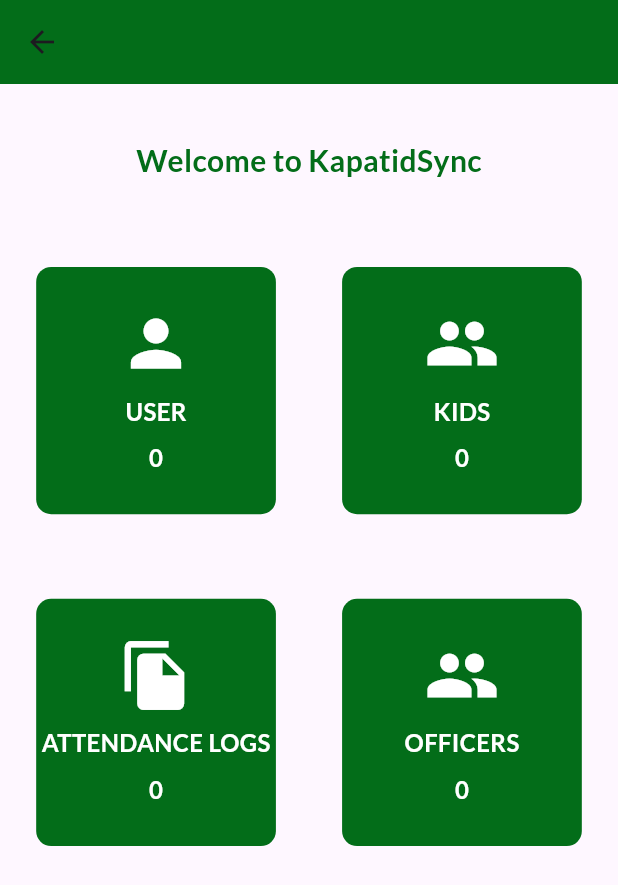
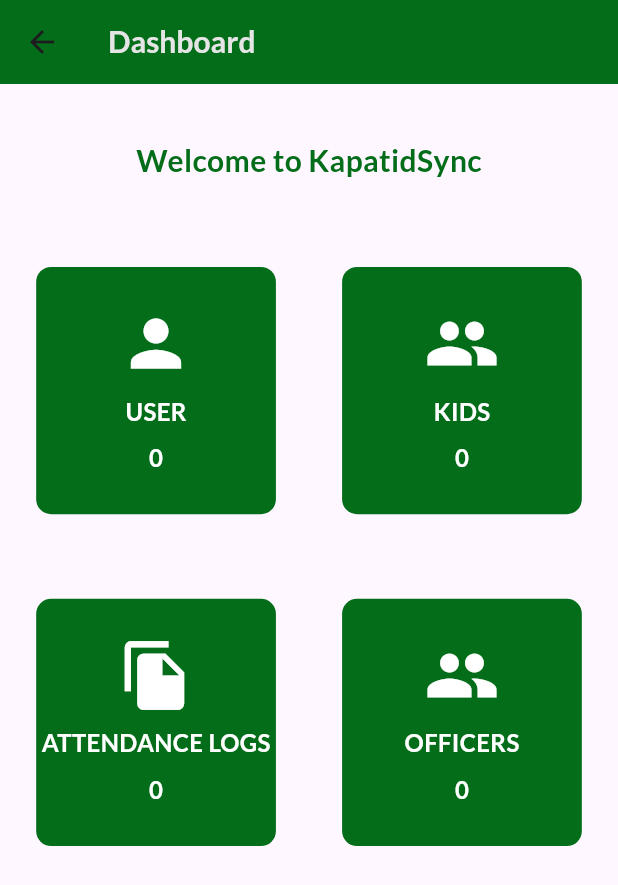
Before and after one commit to WenDEVLIFE/kapatidsync, a Flutter app: the DashboardUI screen opened directly, on a phone screen of 412 x 824 dp. Shown: the top 885 px of the screen. Run offline on Flutter 3.47's test engine with Material 3 defaults, Android fonts, the phone set to English and light mode, and no system bars; our stand-ins replace cloud_firestore, firebase_auth, firebase_core, flutter_speed_dial, fluttertoast, permission_handler and 2 more; missing offline and left inert: excel, mailer; accounts and stored records are empty.

Commit message:
revise the list on the BottomNavigationWidget.dart and on the DashboardUI.dart 👌

```diff
--- a/lib/src/ui/DashboardUI.dart
+++ b/lib/src/ui/DashboardUI.dart
@@ -27,7 +27,7 @@ class DashboardUI extends StatelessWidget {
         title:  const CustomText(
           text: 'Dashboard',
           fontSize: 20,
-          color: ColorUtils.primaryColor,
+          color: ColorUtils.secondaryColor,
         ),
       ),
       body: SingleChildScrollView(
```
Also changed, not shown: lib/src/widget/BottomNavigationWidget.dart (+18 -6 lines).
